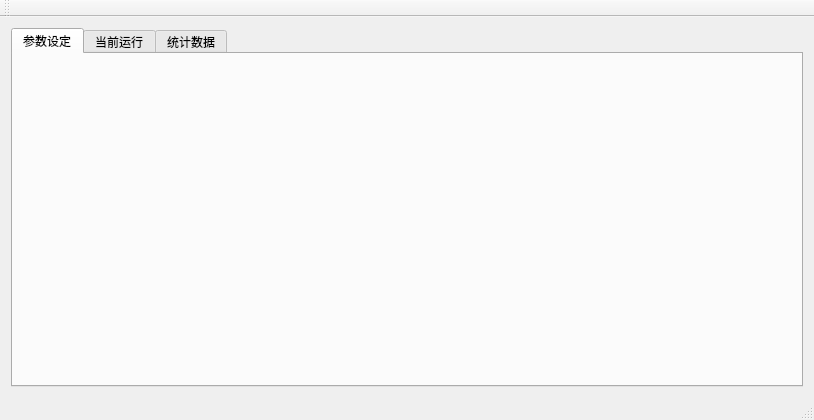
Above: app/eyecandy/widgets/mainwindow.ui from Aetf/ClossANN before the change. Below: the same form after it.
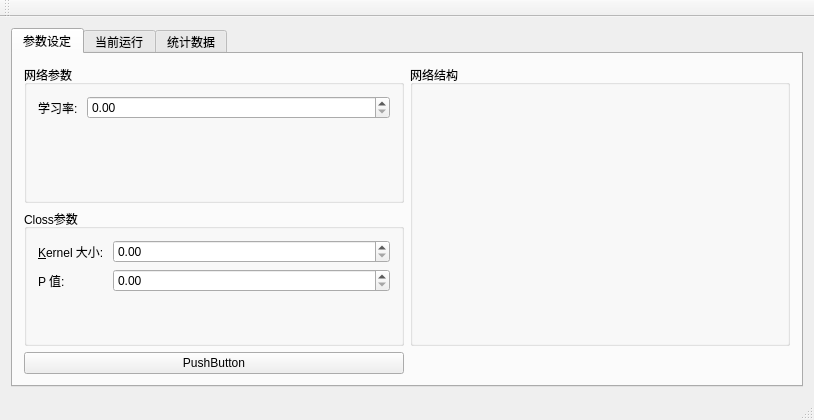
That is the form after the change. The open tabs and pages were chosen to show the change. Custom widgets are drawn as their Qt base class.

Commit message: Introduce ColumnResizer

Diff of the .ui file:
```diff
--- a/app/eyecandy/widgets/mainwindow.ui
+++ b/app/eyecandy/widgets/mainwindow.ui
@@ -24,6 +24,94 @@
        <attribute name="title">
         <string>参数设定</string>
        </attribute>
+       <layout class="QGridLayout" name="gridLayout">
+        <item row="1" column="0">
+         <widget class="QGroupBox" name="groupCloss">
+          <property name="title">
+           <string>Closs参数</string>
+          </property>
+          <property name="flat">
+           <bool>false</bool>
+          </property>
+          <layout class="QFormLayout" name="formLayout_2">
+           <item row="0" column="0">
+            <widget class="QLabel" name="label_2">
+             <property name="text">
+              <string>&amp;Kernel 大小: </string>
+             </property>
+             <property name="buddy">
+              <cstring>spinKernelSize</cstring>
+             </property>
+            </widget>
+           </item>
+           <item row="0" column="1">
+            <widget class="QDoubleSpinBox" name="spinKernelSize"/>
+           </item>
+           <item row="1" column="0">
+            <widget class="QLabel" name="label_3">
+             <property name="text">
+              <string>P 值: </string>
+             </property>
+             <property name="buddy">
+              <cstring>spinPValue</cstring>
+             </property>
+            </widget>
+           </item>
+           <item row="1" column="1">
+            <widget class="QDoubleSpinBox" name="spinPValue"/>
+           </item>
+          </layout>
+         </widget>
+        </item>
+        <item row="0" column="0">
+         <widget class="QGroupBox" name="groupNet">
+          <property name="title">
+           <string>网络参数</string>
+          </property>
+          <property name="flat">
+           <bool>false</bool>
+          </property>
+          <layout class="QFormLayout" name="formLayout">
+           <item row="0" column="0">
+            <widget class="QLabel" name="label">
+             <property name="text">
+              <string>学习率: </string>
+             </property>
+             <property name="buddy">
+              <cstring>spinLearnRate</cstring>
+             </property>
+            </widget>
+           </item>
+           <item row="0" column="1">
+            <widget class="QDoubleSpinBox" name="spinLearnRate"/>
+           </item>
+          </layout>
+         </widget>
+        </item>
+        <item row="0" column="1" rowspan="2">
+         <widget class="QGroupBox" name="groupNetStru">
+          <property name="sizePolicy">
+           <sizepolicy hsizetype="Preferred" vsizetype="Preferred">
+            <horstretch>0</horstretch>
+            <verstretch>0</verstretch>
+           </sizepolicy>
+          </property>
+          <property name="title">
+           <string>网络结构</string>
+          </property>
+          <property name="flat">
+           <bool>false</bool>
+          </property>
+         </widget>
+        </item>
+        <item row="2" column="0">
+         <widget class="QPushButton" name="pushButton">
+          <property name="text">
+           <string>PushButton</string>
+          </property>
+         </widget>
+        </item>
+       </layout>
       </widget>
       <widget class="QWidget" name="tabMonitor">
        <attribute name="title">
```
Left out of the diff: 2 changed lines with no effect on the pictures. The commit also changes 5 other files.
